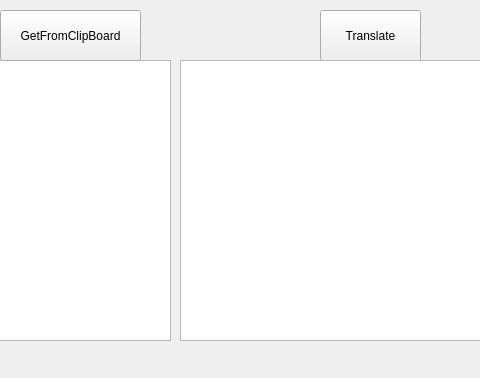
This is untitled.ui in ysj1173886760/ScreenTranslater as Qt 5 draws it before an edit; both pictures show x 190 to 670 and y 0 to 378 of the 752 by 378 pixel window. The edited form follows.
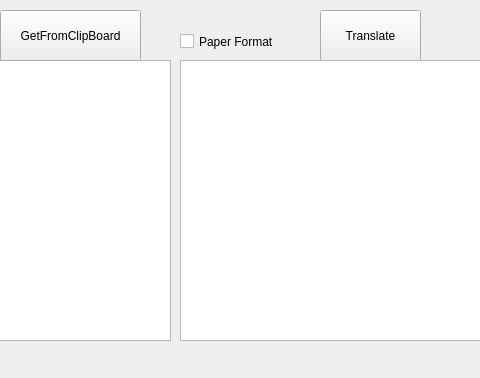
This is the edited form.

Commit message: update paper format

What changed in the file:
```diff
--- a/untitled.ui
+++ b/untitled.ui
@@ -73,6 +73,19 @@
      <string>GetFromClipBoard</string>
     </property>
    </widget>
+   <widget class="QCheckBox" name="checkBox">
+    <property name="geometry">
+     <rect>
+      <x>370</x>
+      <y>30</y>
+      <width>121</width>
+      <height>23</height>
+     </rect>
+    </property>
+    <property name="text">
+     <string>Paper Format</string>
+    </property>
+   </widget>
   </widget>
   <widget class="QMenuBar" name="menubar">
    <property name="geometry">
```
The commit also changes 5 other files.
